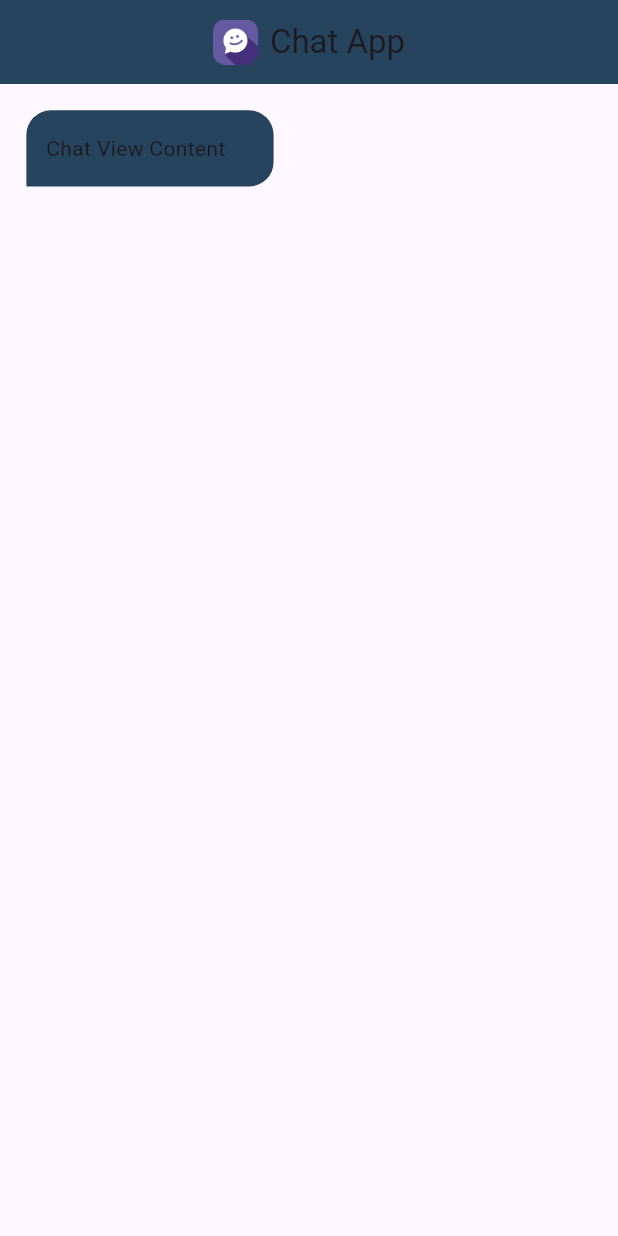
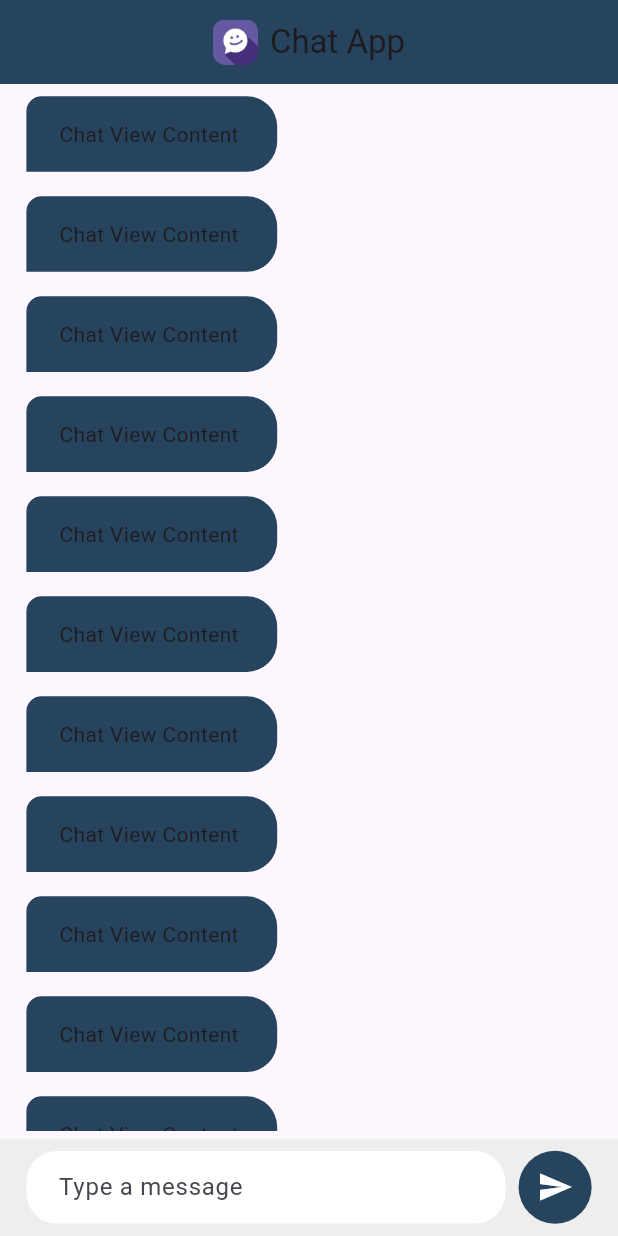
Before and after one commit to KhaledBahjat/chat_app, a Flutter app: the ChatView screen opened by its route, on a phone screen of 412 x 824 dp. Run offline on Flutter 3.47's test engine with Material 3 defaults, Android fonts, the phone set to English and light mode, and no system bars; our stand-ins replace firebase_auth, firebase_core, flutter_screenutil, go_router, modal_progress_hud_nsn; accounts and stored records are empty.

Commit message:
send widget

```diff
--- a/lib/core/widgets/chat_bubbel.dart
+++ b/lib/core/widgets/chat_bubbel.dart
@@ -9,21 +9,24 @@ class ChatBubbel extends StatelessWidget {
 
   @override
   Widget build(BuildContext context) {
-    return Container(
+    return Align(
       alignment: Alignment.centerLeft,
-      width: 150.w,
-      height: 50.h,
-      margin: EdgeInsets.all(16.w),
-      padding: EdgeInsets.symmetric(horizontal: 12.w, vertical: 8.h),
-      decoration: BoxDecoration(
-        color: AppColor.primaryColor,
-        borderRadius: BorderRadius.only(
-          topLeft: Radius.circular(16.r),
-          topRight: Radius.circular(16.r),
-          bottomRight: Radius.circular(16.r),
+      child: Container(
+        // alignment: Alignment.centerLeft,
+        margin: EdgeInsets.symmetric(horizontal: 16.w, vertical: 8.h),
+        padding: EdgeInsets.symmetric(horizontal: 20.w, vertical: 15.h),
+        decoration: BoxDecoration(
+          color: AppColor.primaryColor,
+          borderRadius: BorderRadius.only(
+            topLeft: Radius.circular(10.r),
+            topRight: Radius.circular(20.r),
+            bottomRight: Radius.circular(20.r),
+          ),
+        ),
+        child: Text(
+          "Chat View Content ",
         ),
       ),
-      child: Text("Chat View Content"),
     );
   }
 }
--- a/lib/views/chat/chat_view.dart
+++ b/lib/views/chat/chat_view.dart
@@ -1,13 +1,16 @@
 import 'package:chat_app/core/style/app_color.dart';
 import 'package:chat_app/core/widgets/chat_bubbel.dart';
 import 'package:flutter/material.dart';
+import 'package:flutter_screenutil/flutter_screenutil.dart';
 
 class ChatView extends StatelessWidget {
   const ChatView({super.key});
 
   @override
   Widget build(BuildContext context) {
-    return Scaffold(
+    return GestureDetector(
+      onTap: () => FocusScope.of(context).unfocus(),
+      child: Scaffold(
         appBar: AppBar(
           title: Row(
             mainAxisSize: MainAxisSize.min,
@@ -23,7 +26,58 @@ class ChatView extends StatelessWidget {
           centerTitle: true,
           backgroundColor: AppColor.primaryColor,
         ),
-      body: ChatBubbel(),
+        body: Column(
+          children: [
+            Expanded(
+              child: ListView.builder(
+                // physics: BouncingScrollPhysics(),
+                itemCount: 20,
+
+                itemBuilder: (context, index) {
+                  return ChatBubbel();
+                },
+              ),
+            ),
+            SizedBox(
+              height: 5.h,
+            ),
+            Container(
+              padding: EdgeInsets.symmetric(horizontal: 16.w, vertical: 8.h),
+              color: Colors.grey[200],
+              child: Row(
+                children: [
+                  Expanded(
+                    child: TextField(
+                      decoration: InputDecoration(
+                        hintText: "Type a message",
+                        border: OutlineInputBorder(
+                          borderRadius: BorderRadius.circular(20.r),
+                          borderSide: BorderSide.none,
+                        ),
+                        fillColor: Colors.white,
+                        filled: true,
+                        contentPadding: EdgeInsets.symmetric(
+                          horizontal: 16.w,
+                          vertical: 12.h,
+                        ),
+                      ),
+                    ),
+                  ),
+                  SizedBox(width: 8.w),
+                  CircleAvatar(
+                    radius: 24.r,
+                    backgroundColor: AppColor.primaryColor,
+                    child: IconButton(
+                      icon: Icon(Icons.send, color: Colors.white),
+                      onPressed: () {},
+                    ),
+                  ),
+                ],
+              ),
+            ),
+          ],
+        ),
+      ),
     );
   }
 }
```
Lines whose indentation alone changed are shown as unchanged.
